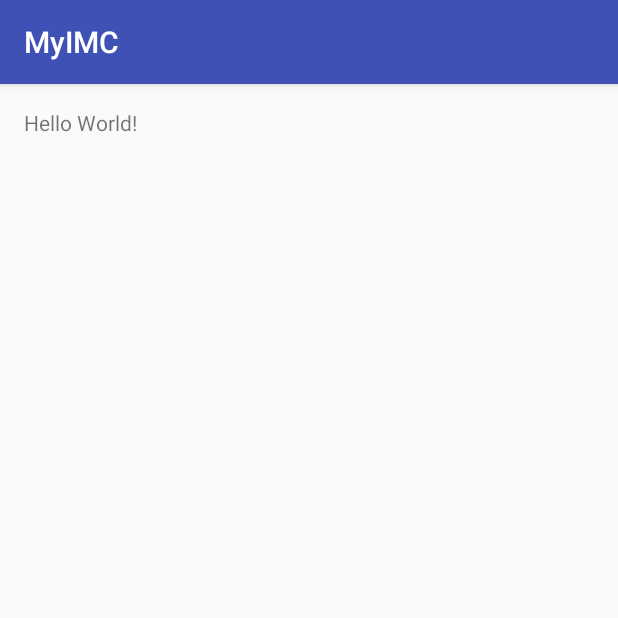
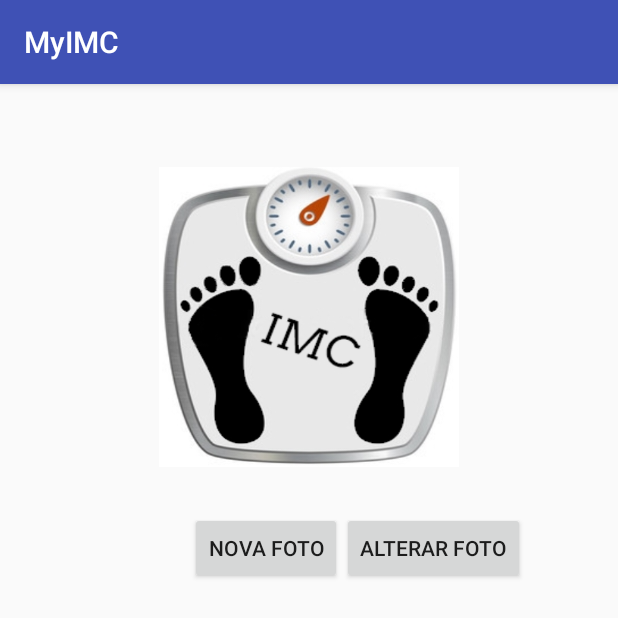
Before and after one commit to miltonrodriguesjr/MyIMC, an Android app: the screen it shows after launch (MainActivity), on a phone screen of 412 x 824 dp, the top half of it. Run offline under Robolectric (Android 15) with nearby library versions, the phone set to English and light mode, and no system bars.

Commit message:
add buttons

```diff
--- a/app/src/main/res/layout/activity_main.xml
+++ b/app/src/main/res/layout/activity_main.xml
@@ -9,8 +9,6 @@
     android:paddingTop="@dimen/activity_vertical_margin"
     tools:context="milton.myimc.MainActivity">
 
-    <TextView
-        android:layout_width="wrap_content"
-        android:layout_height="wrap_content"
-        android:text="Hello World!" />
+    <include layout="@layout/content_main" />
+
 </RelativeLayout>
--- /dev/null
+++ b/app/src/main/res/layout/content_main.xml
@@ -0,0 +1,38 @@
+<?xml version="1.0" encoding="utf-8"?>
+<RelativeLayout xmlns:android="http://schemas.android.com/apk/res/android"
+    android:layout_width="match_parent"
+    android:layout_height="match_parent"
+    android:orientation="vertical">
+
+
+    <ImageView
+        android:id="@+id/imageView"
+        android:layout_width="200dp"
+        android:layout_height="200dp"
+        android:layout_alignParentTop="true"
+        android:layout_centerHorizontal="true"
+        android:layout_marginTop="39dp"
+        android:background="@drawable/logo" />
+
+    <Button
+        android:id="@+id/btnNovaFoto"
+        android:layout_width="wrap_content"
+        android:layout_height="wrap_content"
+        android:layout_below="@+id/imageView"
+        android:layout_marginTop="30dp"
+        android:layout_toLeftOf="@+id/button"
+        android:text="@string/btn_nova_foto" />
+
+    <Button
+        android:id="@+id/button"
+        android:layout_width="wrap_content"
+        android:layout_height="wrap_content"
+        android:layout_alignParentEnd="true"
+        android:layout_alignParentRight="true"
+        android:layout_alignTop="@+id/btnNovaFoto"
+        android:layout_marginEnd="46dp"
+        android:layout_marginRight="46dp"
+        android:text="@string/btn_alterar_foto" />
+
+
+</RelativeLayout>
--- a/app/src/main/res/values/strings.xml
+++ b/app/src/main/res/values/strings.xml
@@ -1,3 +1,8 @@
 <resources>
     <string name="app_name">MyIMC</string>
+
+    <string name="btn_nova_foto">NOVA FOTO</string>
+    <string name="btn_alterar_foto">ALTERAR FOTO</string>
+
+
 </resources>
```
